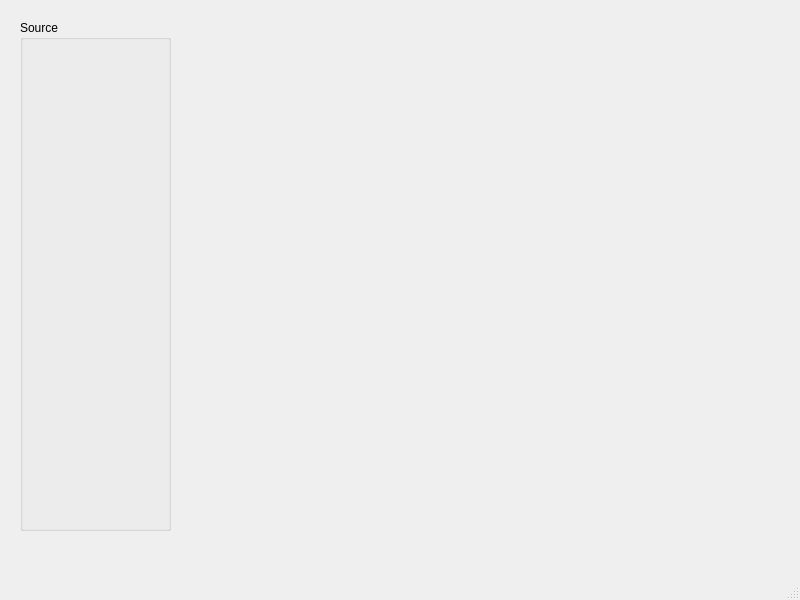
Old version of the form src/gui/mainwindow.ui in the repository disorderedmaterials/dissolve.
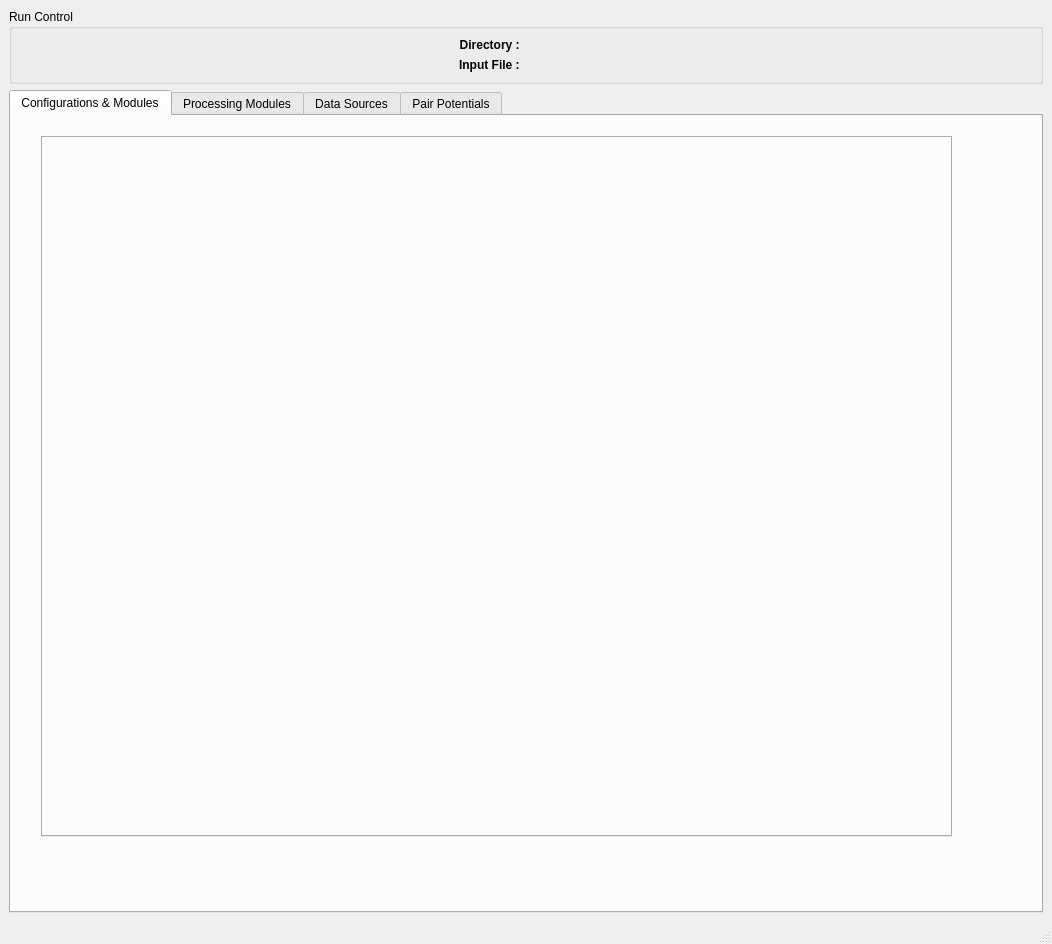
New version of the form.

```diff
--- a/src/gui/mainwindow.ui
+++ b/src/gui/mainwindow.ui
@@ -6,27 +6,112 @@
    <rect>
     <x>0</x>
     <y>0</y>
-    <width>800</width>
-    <height>600</height>
+    <width>1052</width>
+    <height>944</height>
    </rect>
   </property>
   <property name="windowTitle">
    <string>MainWindow</string>
   </property>
   <widget class="QWidget" name="centralwidget">
-   <widget class="QGroupBox" name="groupBox">
-    <property name="geometry">
-     <rect>
-      <x>20</x>
-      <y>20</y>
-      <width>151</width>
-      <height>511</height>
-     </rect>
-    </property>
-    <property name="title">
-     <string>Source</string>
-    </property>
-   </widget>
+   <layout class="QVBoxLayout" name="verticalLayout_2">
+    <item>
+     <widget class="QGroupBox" name="groupBox">
+      <property name="title">
+       <string>Run Control</string>
+      </property>
+      <layout class="QVBoxLayout" name="verticalLayout">
+       <item>
+        <layout class="QGridLayout" name="gridLayout">
+         <item row="0" column="0">
+          <widget class="QLabel" name="label">
+           <property name="font">
+            <font>
+             <weight>75</weight>
+             <bold>true</bold>
+            </font>
+           </property>
+           <property name="text">
+            <string>Directory : </string>
+           </property>
+           <property name="alignment">
+            <set>Qt::AlignRight|Qt::AlignTrailing|Qt::AlignVCenter</set>
+           </property>
+          </widget>
+         </item>
+         <item row="0" column="1">
+          <widget class="QLabel" name="RunControl_DirectoryLabel">
+           <property name="text">
+            <string>&lt;none&gt;</string>
+           </property>
+          </widget>
+         </item>
+         <item row="1" column="0">
+          <widget class="QLabel" name="label_2">
+           <property name="font">
+            <font>
+             <weight>75</weight>
+             <bold>true</bold>
+            </font>
+           </property>
+           <property name="text">
+            <string>Input File : </string>
+           </property>
+           <property name="alignment">
+            <set>Qt::AlignRight|Qt::AlignTrailing|Qt::AlignVCenter</set>
+           </property>
+          </widget>
+         </item>
+         <item row="1" column="1">
+          <widget class="QLabel" name="RunControl_InputFileLabel">
+           <property name="text">
+            <string>&lt;none&gt;</string>
+           </property>
+          </widget>
+         </item>
+        </layout>
+       </item>
+      </layout>
+     </widget>
+    </item>
+    <item>
+     <widget class="QTabWidget" name="MainTabs">
+      <property name="currentIndex">
+       <number>0</number>
+      </property>
+      <widget class="QWidget" name="ConfigurationsTab">
+       <attribute name="title">
+        <string>Configurations &amp;&amp; Modules</string>
+       </attribute>
+       <widget class="QTabWidget" name="tabWidget">
+        <property name="geometry">
+         <rect>
+          <x>30</x>
+          <y>20</y>
+          <width>911</width>
+          <height>701</height>
+         </rect>
+        </property>
+       </widget>
+      </widget>
+      <widget class="QWidget" name="tab_2">
+       <attribute name="title">
+        <string>Processing Modules</string>
+       </attribute>
+      </widget>
+      <widget class="QWidget" name="DataTab">
+       <attribute name="title">
+        <string>Data Sources</string>
+       </attribute>
+      </widget>
+      <widget class="QWidget" name="PairPotentialsTab">
+       <attribute name="title">
+        <string>Pair Potentials</string>
+       </attribute>
+      </widget>
+     </widget>
+    </item>
+   </layout>
   </widget>
   <widget class="QMenuBar" name="menubar">
    <property name="geometry">
```
Left out of the diff: 8 changed lines with no effect on the pictures.
